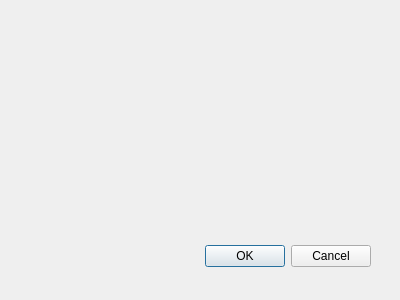
Qt form DronePark1/DronePark1/newlot.ui (Nomen-Naught/DronePark1) before a commit.
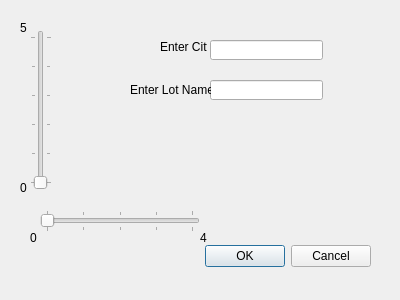
The same form after that commit.

Commit message: insert new lot from ui

Patch:
```diff
--- a/DronePark1/DronePark1/newlot.ui
+++ b/DronePark1/DronePark1/newlot.ui
@@ -32,6 +32,145 @@
     <bool>false</bool>
    </property>
   </widget>
+  <widget class="QSlider" name="numRow">
+   <property name="geometry">
+    <rect>
+     <x>40</x>
+     <y>210</y>
+     <width>160</width>
+     <height>22</height>
+    </rect>
+   </property>
+   <property name="maximum">
+    <number>4</number>
+   </property>
+   <property name="value">
+    <number>0</number>
+   </property>
+   <property name="orientation">
+    <enum>Qt::Horizontal</enum>
+   </property>
+   <property name="tickPosition">
+    <enum>QSlider::TicksBothSides</enum>
+   </property>
+  </widget>
+  <widget class="QSlider" name="numCol">
+   <property name="geometry">
+    <rect>
+     <x>30</x>
+     <y>30</y>
+     <width>22</width>
+     <height>160</height>
+    </rect>
+   </property>
+   <property name="maximum">
+    <number>5</number>
+   </property>
+   <property name="orientation">
+    <enum>Qt::Vertical</enum>
+   </property>
+   <property name="tickPosition">
+    <enum>QSlider::TicksBothSides</enum>
+   </property>
+  </widget>
+  <widget class="QLineEdit" name="cityText">
+   <property name="geometry">
+    <rect>
+     <x>210</x>
+     <y>40</y>
+     <width>113</width>
+     <height>20</height>
+    </rect>
+   </property>
+  </widget>
+  <widget class="QLineEdit" name="lotText">
+   <property name="geometry">
+    <rect>
+     <x>210</x>
+     <y>80</y>
+     <width>113</width>
+     <height>20</height>
+    </rect>
+   </property>
+  </widget>
+  <widget class="QLabel" name="cityLabel">
+   <property name="geometry">
+    <rect>
+     <x>160</x>
+     <y>40</y>
+     <width>47</width>
+     <height>13</height>
+    </rect>
+   </property>
+   <property name="text">
+    <string>Enter City</string>
+   </property>
+  </widget>
+  <widget class="QLabel" name="lotLabel">
+   <property name="geometry">
+    <rect>
+     <x>130</x>
+     <y>80</y>
+     <width>81</width>
+     <height>20</height>
+    </rect>
+   </property>
+   <property name="text">
+    <string>Enter Lot Name</string>
+   </property>
+  </widget>
+  <widget class="QLabel" name="vslidelabel1">
+   <property name="geometry">
+    <rect>
+     <x>20</x>
+     <y>180</y>
+     <width>16</width>
+     <height>16</height>
+    </rect>
+   </property>
+   <property name="text">
+    <string>0</string>
+   </property>
+  </widget>
+  <widget class="QLabel" name="label">
+   <property name="geometry">
+    <rect>
+     <x>20</x>
+     <y>20</y>
+     <width>21</width>
+     <height>16</height>
+    </rect>
+   </property>
+   <property name="text">
+    <string>5</string>
+   </property>
+  </widget>
+  <widget class="QLabel" name="label_2">
+   <property name="geometry">
+    <rect>
+     <x>30</x>
+     <y>230</y>
+     <width>16</width>
+     <height>16</height>
+    </rect>
+   </property>
+   <property name="text">
+    <string>0</string>
+   </property>
+  </widget>
+  <widget class="QLabel" name="label_3">
+   <property name="geometry">
+    <rect>
+     <x>200</x>
+     <y>230</y>
+     <width>16</width>
+     <height>16</height>
+    </rect>
+   </property>
+   <property name="text">
+    <string>4</string>
+   </property>
+  </widget>
  </widget>
  <resources/>
  <connections>
```
Left out of the diff: 6 changed lines with no effect on the pictures. The commit also changes 7 other files.
